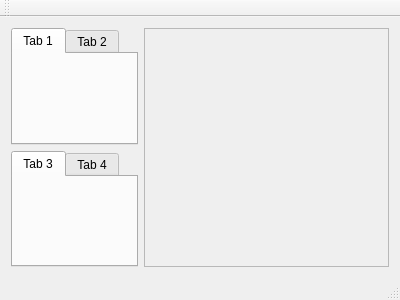
Above: simulator/simulator/mainwindow.ui from yart-group/yart before the change. Below: the same form after it.
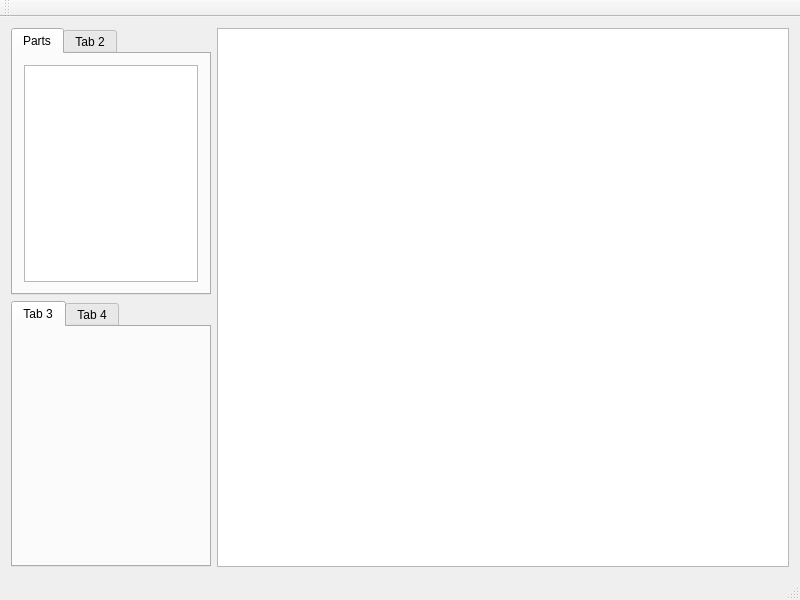
That is the form after the change.

Commit message: change tab and container in *.ui

Diff of the .ui file:
```diff
--- a/simulator/simulator/mainwindow.ui
+++ b/simulator/simulator/mainwindow.ui
@@ -6,8 +6,8 @@
    <rect>
     <x>0</x>
     <y>0</y>
-    <width>400</width>
-    <height>300</height>
+    <width>800</width>
+    <height>600</height>
    </rect>
   </property>
   <property name="windowTitle">
@@ -15,32 +15,6 @@
   </property>
   <widget class="QWidget" name="centralWidget">
    <layout class="QGridLayout" name="gridLayout">
-    <item row="0" column="0">
-     <widget class="QTabWidget" name="upperTabs">
-      <property name="sizePolicy">
-       <sizepolicy hsizetype="Maximum" vsizetype="Expanding">
-        <horstretch>0</horstretch>
-        <verstretch>0</verstretch>
-       </sizepolicy>
-      </property>
-      <property name="currentIndex">
-       <number>0</number>
-      </property>
-      <property name="movable">
-       <bool>true</bool>
-      </property>
-      <widget class="QWidget" name="tab001">
-       <attribute name="title">
-        <string>Tab 1</string>
-       </attribute>
-      </widget>
-      <widget class="QWidget" name="tab002">
-       <attribute name="title">
-        <string>Tab 2</string>
-       </attribute>
-      </widget>
-     </widget>
-    </item>
     <item row="1" column="0">
      <widget class="QTabWidget" name="lowerTabs">
       <property name="sizePolicy">
@@ -49,6 +23,12 @@
         <verstretch>0</verstretch>
        </sizepolicy>
       </property>
+      <property name="minimumSize">
+       <size>
+        <width>200</width>
+        <height>0</height>
+       </size>
+      </property>
       <property name="currentIndex">
        <number>0</number>
       </property>
@@ -67,15 +47,58 @@
       </widget>
      </widget>
     </item>
+    <item row="0" column="0">
+     <widget class="QTabWidget" name="upperTabs">
+      <property name="sizePolicy">
+       <sizepolicy hsizetype="Maximum" vsizetype="Expanding">
+        <horstretch>0</horstretch>
+        <verstretch>0</verstretch>
+       </sizepolicy>
+      </property>
+      <property name="minimumSize">
+       <size>
+        <width>200</width>
+        <height>0</height>
+       </size>
+      </property>
+      <property name="currentIndex">
+       <number>0</number>
+      </property>
+      <property name="movable">
+       <bool>true</bool>
+      </property>
+      <widget class="QWidget" name="partsTab">
+       <attribute name="title">
+        <string>Parts</string>
+       </attribute>
+       <layout class="QGridLayout" name="gridLayout_2">
+        <item row="0" column="0">
+         <widget class="QGraphicsView" name="parts">
+          <property name="sizePolicy">
+           <sizepolicy hsizetype="Ignored" vsizetype="Ignored">
+            <horstretch>0</horstretch>
+            <verstretch>0</verstretch>
+           </sizepolicy>
+          </property>
+          <property name="minimumSize">
+           <size>
+            <width>0</width>
+            <height>0</height>
+           </size>
+          </property>
+         </widget>
+        </item>
+       </layout>
+      </widget>
+      <widget class="QWidget" name="tab002">
+       <attribute name="title">
+        <string>Tab 2</string>
+       </attribute>
+      </widget>
+     </widget>
+    </item>
     <item row="0" column="1" rowspan="2">
-     <widget class="QFrame" name="workspace">
-      <property name="frameShape">
-       <enum>QFrame::StyledPanel</enum>
-      </property>
-      <property name="frameShadow">
-       <enum>QFrame::Raised</enum>
-      </property>
-     </widget>
+     <widget class="QGraphicsView" name="workspace"/>
     </item>
    </layout>
   </widget>
```
Left out of the diff: 2 changed lines with no effect on the pictures. The commit also changes 5 other files.
